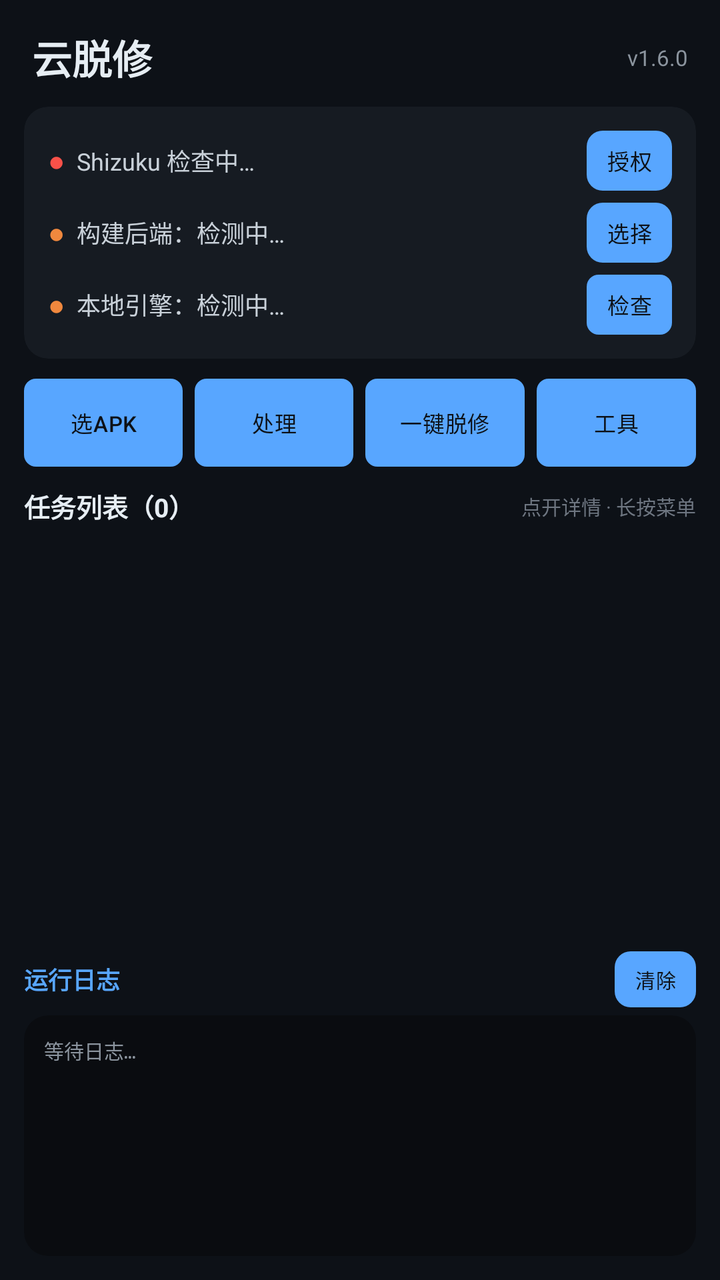
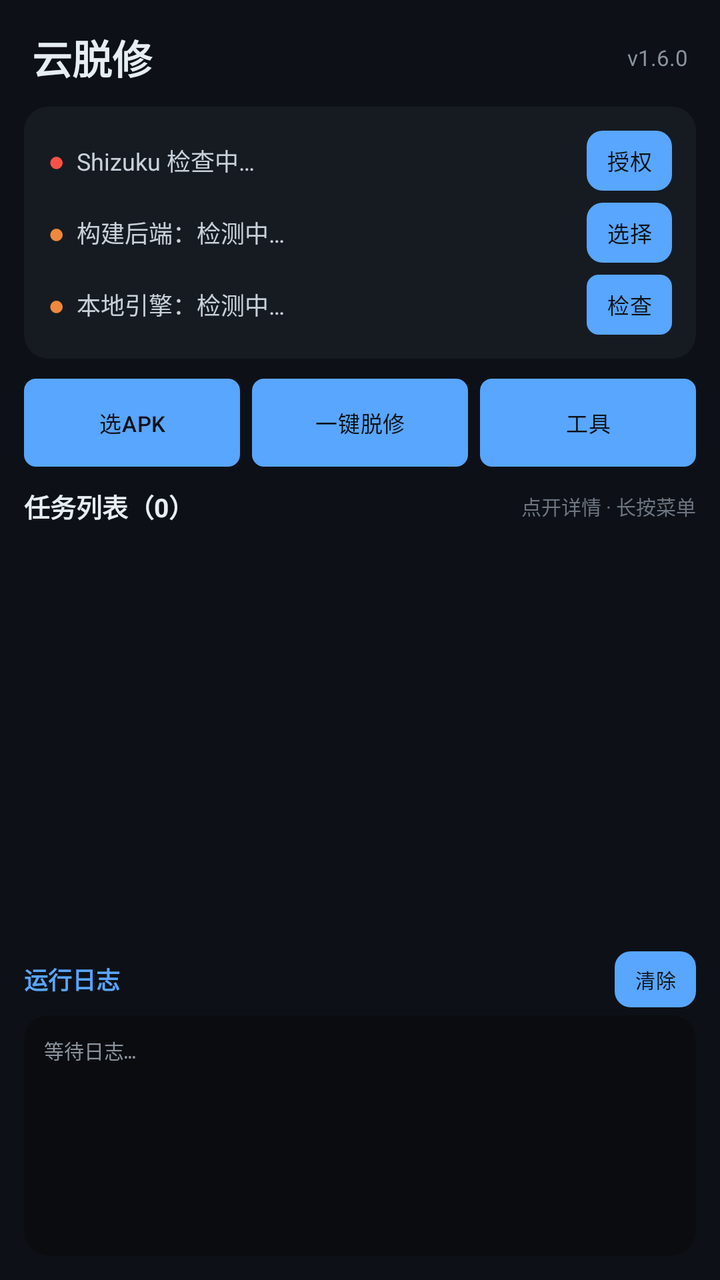

Screens rendered from an Android XML layout before and after an edit, with the pre-edit source and the edit as a unified diff.
<!-- AndroidManifest.xml: application theme Theme.UnpackCloud -->
<!-- res/layout/activity_main.xml -->
<?xml version="1.0" encoding="utf-8"?>
<LinearLayout xmlns:android="http://schemas.android.com/apk/res/android"
    xmlns:app="http://schemas.android.com/apk/res-auto"
    android:layout_width="match_parent"
    android:layout_height="match_parent"
    android:orientation="vertical"
    android:background="#0D1117">

    
    <LinearLayout
        android:layout_width="match_parent"
        android:layout_height="wrap_content"
        android:orientation="horizontal"
        android:gravity="center_vertical"
        android:paddingStart="16dp"
        android:paddingEnd="16dp"
        android:paddingTop="14dp"
        android:paddingBottom="10dp">

        <TextView
            android:layout_width="0dp"
            android:layout_height="wrap_content"
            android:layout_weight="1"
            android:text="云脱修"
            android:textSize="20sp"
            android:textStyle="bold"
            android:textColor="#E6EDF3" />

        <TextView
            android:id="@+id/tvVersion"
            android:layout_width="wrap_content"
            android:layout_height="wrap_content"
            android:text="v1.6.0"
            android:textSize="11sp"
            android:textColor="#8B949E" />
    </LinearLayout>

    
    <androidx.cardview.widget.CardView
        android:layout_width="match_parent"
        android:layout_height="wrap_content"
        android:layout_marginStart="12dp"
        android:layout_marginEnd="12dp"
        android:layout_marginBottom="10dp"
        app:cardBackgroundColor="#161B22"
        app:cardCornerRadius="12dp"
        app:cardElevation="0dp"
        app:strokeColor="#21262D"
        app:strokeWidth="1dp">

        <LinearLayout
            android:layout_width="match_parent"
            android:layout_height="wrap_content"
            android:orientation="vertical"
            android:padding="12dp">

            
            <LinearLayout
                android:layout_width="match_parent"
                android:layout_height="wrap_content"
                android:orientation="horizontal"
                android:gravity="center_vertical"
                android:paddingBottom="6dp">

                <TextView
                    android:id="@+id/tvShizukuBadge"
                    android:layout_width="wrap_content"
                    android:layout_height="wrap_content"
                    android:text="●"
                    android:textSize="14sp"
                    android:textColor="#F85149"
                    android:paddingEnd="6dp" />

                <TextView
                    android:id="@+id/tvShizuku"
                    android:layout_width="0dp"
                    android:layout_height="wrap_content"
                    android:layout_weight="1"
                    android:text="Shizuku 检查中…"
                    android:textSize="12sp"
                    android:textColor="#C9D1D9" />

                <Button
                    android:id="@+id/btnGrantShizuku"
                    android:layout_width="wrap_content"
                    android:layout_height="30dp"
                    android:minWidth="0dp"
                    android:paddingStart="10dp"
                    android:paddingEnd="10dp"
                    android:textSize="11sp"
                    android:text="授权" />
            </LinearLayout>

            
            <LinearLayout
                android:layout_width="match_parent"
                android:layout_height="wrap_content"
                android:orientation="horizontal"
                android:gravity="center_vertical"
                android:paddingBottom="6dp">

                <TextView
                    android:id="@+id/tvBackendBadge"
                    android:layout_width="wrap_content"
                    android:layout_height="wrap_content"
                    android:text="●"
                    android:textSize="14sp"
                    android:textColor="#F0883E"
                    android:paddingEnd="6dp" />

                <TextView
                    android:id="@+id/tvBackend"
                    android:layout_width="0dp"
                    android:layout_height="wrap_content"
                    android:layout_weight="1"
                    android:text="构建后端：检测中…"
                    android:textSize="12sp"
                    android:textColor="#C9D1D9" />

                <Button
                    android:id="@+id/btnChooseBackend"
                    android:layout_width="wrap_content"
                    android:layout_height="30dp"
                    android:minWidth="0dp"
                    android:paddingStart="10dp"
                    android:paddingEnd="10dp"
                    android:textSize="11sp"
                    android:text="选择" />
            </LinearLayout>

            
            <LinearLayout
                android:layout_width="match_parent"
                android:layout_height="wrap_content"
                android:orientation="horizontal"
                android:gravity="center_vertical">

                <TextView
                    android:id="@+id/tvServiceBadge"
                    android:layout_width="wrap_content"
                    android:layout_height="wrap_content"
                    android:text="●"
                    android:textSize="14sp"
                    android:textColor="#F0883E"
                    android:paddingEnd="6dp" />

                <TextView
                    android:id="@+id/tvTermuxStatus"
                    android:layout_width="0dp"
                    android:layout_height="wrap_content"
                    android:layout_weight="1"
                    android:text="本地引擎：检测中…"
                    android:textSize="12sp"
                    android:textColor="#C9D1D9" />

                <Button
                    android:id="@+id/btnStartDaemon"
                    style="@style/YtxButton.Small"
                    android:layout_width="wrap_content"
                    android:layout_height="30dp"
                    android:minWidth="0dp"
                    android:paddingStart="10dp"
                    android:paddingEnd="10dp"
                    android:textSize="11sp"
                    android:text="检查" />
            </LinearLayout>
        </LinearLayout>
    </androidx.cardview.widget.CardView>

    
    <LinearLayout
        android:layout_width="match_parent"
        android:layout_height="wrap_content"
        android:orientation="horizontal"
        android:paddingStart="12dp"
        android:paddingEnd="12dp"
        android:paddingBottom="10dp">

        <Button
            android:id="@+id/btnPickApk"
            style="@style/YtxButton.Small"
            android:layout_width="0dp"
            android:layout_height="44dp"
            android:layout_weight="1"
            android:minWidth="0dp"
            android:paddingStart="2dp"
            android:paddingEnd="2dp"
            android:singleLine="true"
            android:maxLines="1"
            android:ellipsize="end"
            android:insetLeft="0dp"
            android:insetRight="0dp"
            android:textSize="11sp"
            android:text="选APK" />

        <Button
            android:id="@+id/btnStartWorker"
            style="@style/YtxButton.Small"
            android:layout_width="0dp"
            android:layout_height="44dp"
            android:layout_weight="1"
            android:layout_marginStart="6dp"
            android:minWidth="0dp"
            android:paddingStart="2dp"
            android:paddingEnd="2dp"
            android:singleLine="true"
            android:maxLines="1"
            android:ellipsize="end"
            android:insetLeft="0dp"
            android:insetRight="0dp"
            android:textSize="11sp"
            android:text="处理" />

        <Button
            android:id="@+id/btnDiagnose"
            style="@style/YtxButton.Small"
            android:layout_width="0dp"
            android:layout_height="44dp"
            android:layout_weight="1"
            android:layout_marginStart="6dp"
            android:minWidth="0dp"
            android:paddingStart="2dp"
            android:paddingEnd="2dp"
            android:singleLine="true"
            android:maxLines="1"
            android:ellipsize="end"
            android:insetLeft="0dp"
            android:insetRight="0dp"
            android:textSize="11sp"
            android:text="一键脱修" />

        <Button
            android:id="@+id/btnOpenTools"
            style="@style/YtxButton.Small"
            android:layout_width="0dp"
            android:layout_height="44dp"
            android:layout_weight="1"
            android:layout_marginStart="6dp"
            android:minWidth="0dp"
            android:paddingStart="2dp"
            android:paddingEnd="2dp"
            android:singleLine="true"
            android:maxLines="1"
            android:ellipsize="end"
            android:insetLeft="0dp"
            android:insetRight="0dp"
            android:textSize="11sp"
            android:text="工具" />
    </LinearLayout>

    
    <LinearLayout
        android:layout_width="match_parent"
        android:layout_height="0dp"
        android:layout_weight="3"
        android:orientation="vertical"
        android:layout_marginStart="12dp"
        android:layout_marginEnd="12dp">

        <LinearLayout
            android:layout_width="match_parent"
            android:layout_height="wrap_content"
            android:orientation="horizontal"
            android:gravity="center_vertical"
            android:paddingBottom="6dp">

            <TextView
                android:id="@+id/tvTaskCount"
                android:layout_width="0dp"
                android:layout_height="wrap_content"
                android:layout_weight="1"
                android:text="任务列表（0）"
                android:textSize="13sp"
                android:textStyle="bold"
                android:textColor="#E6EDF3" />

            <TextView
                android:id="@+id/tvTaskHint"
                android:layout_width="wrap_content"
                android:layout_height="wrap_content"
                android:text="点开详情 · 长按菜单"
                android:textSize="10sp"
                android:textColor="#6E7681" />
        </LinearLayout>

        <androidx.recyclerview.widget.RecyclerView
            android:id="@+id/rvTasks"
            android:layout_width="match_parent"
            android:layout_height="0dp"
            android:layout_weight="1"
            android:clipToPadding="false"
            android:paddingBottom="8dp" />
    </LinearLayout>

    
    <LinearLayout
        android:layout_width="match_parent"
        android:layout_height="0dp"
        android:layout_weight="2"
        android:orientation="vertical"
        android:layout_marginStart="12dp"
        android:layout_marginEnd="12dp"
        android:layout_marginTop="4dp">

        <LinearLayout
            android:layout_width="match_parent"
            android:layout_height="wrap_content"
            android:orientation="horizontal"
            android:gravity="center_vertical"
            android:paddingBottom="4dp">

            <TextView
                android:id="@+id/tvLogHeader"
                android:layout_width="0dp"
                android:layout_height="wrap_content"
                android:layout_weight="1"
                android:text="运行日志"
                android:textSize="12sp"
                android:textStyle="bold"
                android:textColor="#58A6FF" />

            <Button
                android:id="@+id/btnClearLog"
                android:layout_width="wrap_content"
                android:layout_height="28dp"
                android:minWidth="0dp"
                android:paddingStart="10dp"
                android:paddingEnd="10dp"
                android:textSize="10sp"
                android:text="清除" />
        </LinearLayout>

        <androidx.cardview.widget.CardView
            android:layout_width="match_parent"
            android:layout_height="0dp"
            android:layout_weight="1"
            app:cardBackgroundColor="#0A0C10"
            app:cardCornerRadius="12dp"
            app:cardElevation="0dp"
            app:strokeColor="#21262D"
            app:strokeWidth="1dp">

            <ScrollView
                android:id="@+id/svLog"
                android:layout_width="match_parent"
                android:layout_height="match_parent"
                android:padding="10dp"
                android:fillViewport="true"
                android:scrollbars="vertical">

                <TextView
                    android:id="@+id/tvLog"
                    android:layout_width="match_parent"
                    android:layout_height="wrap_content"
                    android:text="等待日志…"
                    android:textSize="10sp"
                    android:fontFamily="monospace"
                    android:textColor="#8B949E"
                    android:textIsSelectable="true"
                    android:lineSpacingExtra="3dp" />
            </ScrollView>
        </androidx.cardview.widget.CardView>
    </LinearLayout>

    <View
        android:layout_width="match_parent"
        android:layout_height="12dp" />

</LinearLayout>
<!-- resources referenced by this layout -->
<resources>
  <style name="YtxButton.Small" parent="YtxButton">
          <item name="android:textSize">11sp</item>
          <item name="cornerRadius">6dp</item>
      </style>
  <style name="Theme.UnpackCloud" parent="Theme.Material3.Dark.NoActionBar">
          
          <item name="colorPrimary">#58A6FF</item>
          <item name="colorOnPrimary">#0D1117</item>
          <item name="colorPrimaryContainer">#1F6FEB</item>
          <item name="colorOnPrimaryContainer">#E6EDF3</item>
  
          
          <item name="colorSecondary">#3FB950</item>
          <item name="colorOnSecondary">#0D1117</item>
          <item name="colorError">#F85149</item>
  
          
          <item name="android:colorBackground">#0D1117</item>
          <item name="colorSurface">#161B22</item>
          <item name="colorOnSurface">#E6EDF3</item>
          <item name="colorSurfaceVariant">#21262D</item>
          <item name="colorOnSurfaceVariant">#8B949E</item>
          <item name="android:colorBackgroundFloating">#161B22</item>
  
          
          <item name="android:statusBarColor">#0D1117</item>
          <item name="android:windowLightStatusBar">false</item>
          <item name="android:navigationBarColor">#0D1117</item>
  
          
          <item name="materialButtonStyle">@style/YtxButton</item>
  
          
          <item name="materialAlertDialogTheme">@style/YtxDialog</item>
          <item name="alertDialogTheme">@style/YtxDialog</item>
  
          
          <item name="android:listDivider">@null</item>
      </style>
  <style name="YtxButton" parent="Widget.Material3.Button">
          <item name="cornerRadius">8dp</item>
          <item name="android:letterSpacing">0.02</item>
          <item name="android:textAllCaps">false</item>
          <item name="android:minHeight">0dp</item>
          <item name="android:insetTop">0dp</item>
          <item name="android:insetBottom">0dp</item>
      </style>
  <style name="YtxDialog" parent="ThemeOverlay.Material3.MaterialAlertDialog">
          <item name="shapeAppearanceOverlay">@style/YtxDialogShape</item>
          <item name="android:background">@drawable/bg_dialog</item>
          <item name="colorSurface">#161B22</item>
          <item name="colorOnSurface">#E6EDF3</item>
          <item name="colorPrimary">#58A6FF</item>
          <item name="android:windowBackground">@drawable/bg_dialog</item>
      </style>
  <style name="YtxDialogShape" parent="">
          <item name="cornerFamily">rounded</item>
          <item name="cornerSize">16dp</item>
      </style>
  <!-- drawable bg_dialog (drawable) -->
  <?xml version="1.0" encoding="utf-8"?>
  <inset xmlns:android="http://schemas.android.com/apk/res/android"
      android:insetLeft="0dp"
      android:insetTop="0dp"
      android:insetRight="0dp"
      android:insetBottom="0dp">
      <shape android:shape="rectangle">
          <solid android:color="#161B22" />
          <corners android:radius="16dp" />
          <stroke android:width="1dp" android:color="#30363D" />
      </shape>
  </inset>
</resources>

<!-- the commit's change to res/layout/activity_main.xml (unified diff, before → after) -->
@@ -192,24 +192,6 @@
             android:insetRight="0dp"
             android:textSize="11sp"
             android:text="选APK" />
-
-        <Button
-            android:id="@+id/btnStartWorker"
-            style="@style/YtxButton.Small"
-            android:layout_width="0dp"
-            android:layout_height="44dp"
-            android:layout_weight="1"
-            android:layout_marginStart="6dp"
-            android:minWidth="0dp"
-            android:paddingStart="2dp"
-            android:paddingEnd="2dp"
-            android:singleLine="true"
-            android:maxLines="1"
-            android:ellipsize="end"
-            android:insetLeft="0dp"
-            android:insetRight="0dp"
-            android:textSize="11sp"
-            android:text="处理" />
 
         <Button
             android:id="@+id/btnDiagnose"
